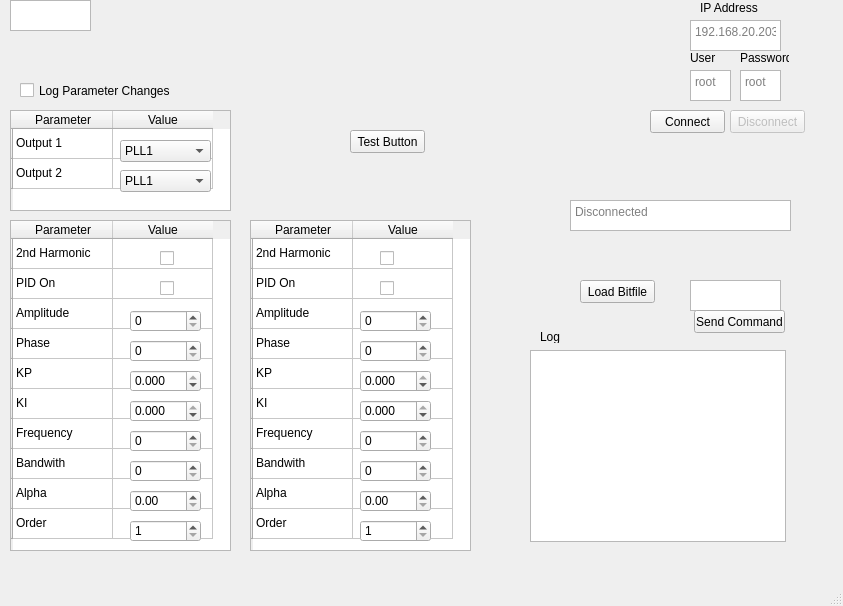
vhock/Phase-locked-Loop, file mainwindow.ui: the form before one commit.
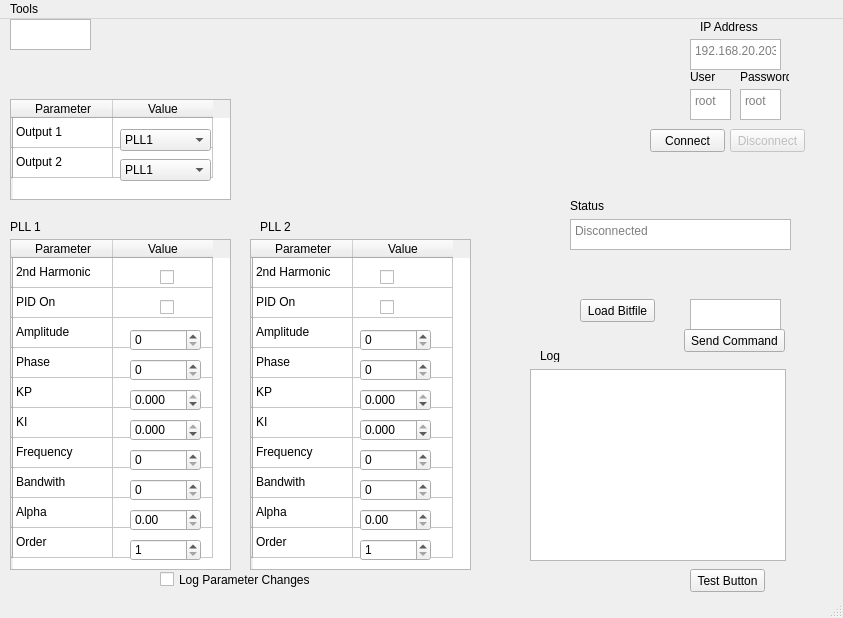
The form after the commit.

```diff
--- a/mainwindow.ui
+++ b/mainwindow.ui
@@ -10,7 +10,7 @@
     <x>0</x>
     <y>0</y>
     <width>843</width>
-    <height>606</height>
+    <height>618</height>
    </rect>
   </property>
   <property name="windowTitle">
@@ -387,9 +387,9 @@
    <widget class="QPushButton" name="sendArbitraryCommandBtn">
     <property name="geometry">
      <rect>
-      <x>694</x>
+      <x>684</x>
       <y>310</y>
-      <width>91</width>
+      <width>101</width>
       <height>23</height>
      </rect>
     </property>
@@ -400,8 +400,8 @@
    <widget class="QPushButton" name="pushButton">
     <property name="geometry">
      <rect>
-      <x>350</x>
-      <y>130</y>
+      <x>690</x>
+      <y>550</y>
       <width>75</width>
       <height>23</height>
      </rect>
@@ -440,7 +440,7 @@
     <property name="geometry">
      <rect>
       <x>10</x>
-      <y>110</y>
+      <y>80</y>
       <width>221</width>
       <height>101</height>
      </rect>
@@ -480,7 +480,7 @@
     <property name="geometry">
      <rect>
       <x>120</x>
-      <y>140</y>
+      <y>110</y>
       <width>91</width>
       <height>22</height>
      </rect>
@@ -530,7 +530,7 @@
     <property name="geometry">
      <rect>
       <x>120</x>
-      <y>170</y>
+      <y>140</y>
       <width>91</width>
       <height>22</height>
      </rect>
@@ -660,8 +660,8 @@
    <widget class="QCheckBox" name="log_parameter_changes_cb">
     <property name="geometry">
      <rect>
-      <x>20</x>
-      <y>80</y>
+      <x>160</x>
+      <y>550</y>
       <width>151</width>
       <height>21</height>
      </rect>
@@ -959,6 +959,48 @@
      <string/>
     </property>
    </widget>
+   <widget class="QLabel" name="label_2">
+    <property name="geometry">
+     <rect>
+      <x>570</x>
+      <y>180</y>
+      <width>47</width>
+      <height>13</height>
+     </rect>
+    </property>
+    <property name="text">
+     <string>Status</string>
+    </property>
+    <property name="textFormat">
+     <enum>Qt::AutoText</enum>
+    </property>
+   </widget>
+   <widget class="QLabel" name="label_4">
+    <property name="geometry">
+     <rect>
+      <x>10</x>
+      <y>200</y>
+      <width>49</width>
+      <height>16</height>
+     </rect>
+    </property>
+    <property name="text">
+     <string>PLL 1</string>
+    </property>
+   </widget>
+   <widget class="QLabel" name="label_5">
+    <property name="geometry">
+     <rect>
+      <x>260</x>
+      <y>200</y>
+      <width>49</width>
+      <height>16</height>
+     </rect>
+    </property>
+    <property name="text">
+     <string>PLL 2</string>
+    </property>
+   </widget>
    <zorder>tableWidget</zorder>
    <zorder>ipAddress</zorder>
    <zorder>connectButton</zorder>
@@ -1011,6 +1053,13 @@
      <height>22</height>
     </rect>
    </property>
+   <widget class="QMenu" name="menuTools">
+    <property name="title">
+     <string>Tools</string>
+    </property>
+    <addaction name="actionSend_Command"/>
+   </widget>
+   <addaction name="menuTools"/>
   </widget>
   <widget class="QStatusBar" name="statusbar"/>
  </widget>
```
Left out of the diff: 8 changed lines with no effect on the pictures.
